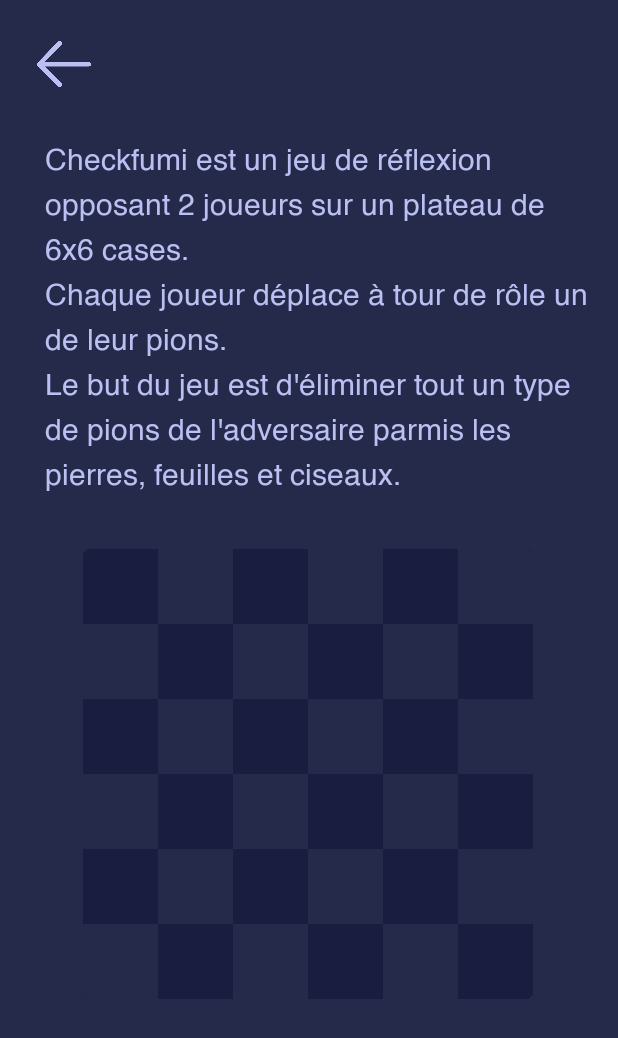
After one commit to ClementJosse/Checkfumi, an Android app: the layout activity_tuto.xml on its own in the app's theme, with its tools: preview values and no code run, on a phone screen of 412 x 824 dp. The commit adds this screen. Shown: the top 1038 px of the screen. Run offline under Robolectric (Android 15) with nearby library versions, the phone set to English and light mode, and no system bars.

Commit message:
tuto crash :(

```diff
--- a/app/src/main/res/layout/activity_main.xml
+++ b/app/src/main/res/layout/activity_main.xml
@@ -46,7 +46,7 @@
         tools:ignore="MissingConstraints" />
 
     <ImageView
-        android:id="@+id/choix"
+        android:id="@+id/jouer"
         android:layout_width="234dp"
         android:layout_height="163dp"
         android:layout_marginTop="292dp"
@@ -60,6 +60,7 @@
         tools:ignore="MissingConstraints" />
 
     <ImageView
+        android:id="@+id/tuto"
         android:layout_width="250dp"
         android:layout_height="172dp"
         android:clickable="true"
--- /dev/null
+++ b/app/src/main/res/layout/activity_tuto.xml
@@ -0,0 +1,45 @@
+<?xml version="1.0" encoding="utf-8"?>
+<android.support.constraint.ConstraintLayout xmlns:android="http://schemas.android.com/apk/res/android"
+    android:layout_width="match_parent"
+    android:layout_height="match_parent">
+
+    <LinearLayout xmlns:android="http://schemas.android.com/apk/res/android"
+        android:orientation="vertical"
+        android:layout_width="match_parent"
+        android:layout_height="match_parent"
+        android:background="@color/dark_grey"
+        >
+
+        <ImageView
+            android:id="@+id/fleche"
+            android:layout_width="65dp"
+            android:layout_height="65dp"
+            android:layout_marginTop="10dp"
+            android:layout_marginLeft="10dp"
+            android:src="@drawable/fleches"
+            />
+
+        <TextView
+            android:layout_width="match_parent"
+            android:fontFamily="@font/helvetica"
+            android:lineSpacingExtra="10dp"
+            android:layout_height="250dp"
+            android:layout_marginTop="15dp"
+            android:layout_marginLeft="30dp"
+            android:layout_marginRight="20dp"
+            android:text="Checkfumi est un jeu de réflexion opposant 2 joueurs sur un plateau de 6x6 cases.\nChaque joueur déplace à tour de rôle un de leur pions.\nLe but du jeu est d'éliminer tout un type de pions de l'adversaire parmis les pierres, feuilles et ciseaux."
+            android:textColor="@color/grey1"
+            android:textSize="20dp" />
+
+        <ImageView
+            android:layout_width="300dp"
+            android:layout_height="300dp"
+            android:src="@drawable/plateau"
+            android:layout_marginLeft="55dp"
+            android:layout_marginTop="25dp"
+            />
+
+
+    </LinearLayout>
+
+</android.support.constraint.ConstraintLayout>
```
Also changed, not shown: app/src/main/java/fr/esiea/checkfumi/MainActivity.java (+12 -1 lines), app/src/main/java/fr/esiea/checkfumi/Tuto.java (added, +13 -0 lines), app/src/main/res/drawable/plateau.png (added), app/src/main/res/font/helvetica.ttf (added).
